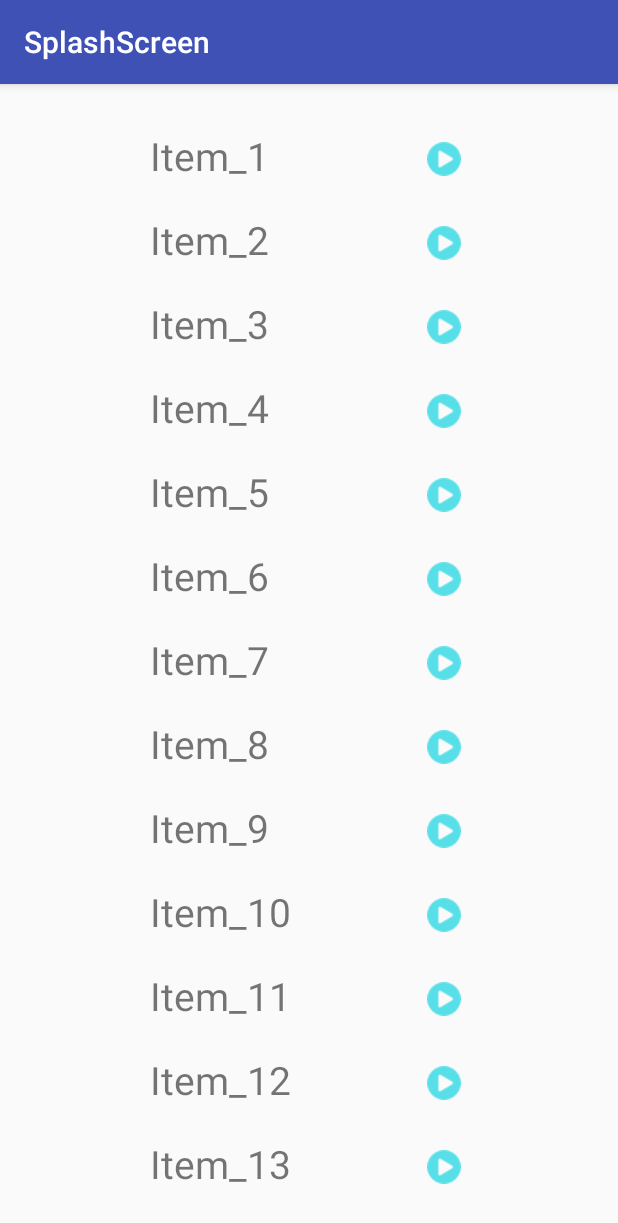
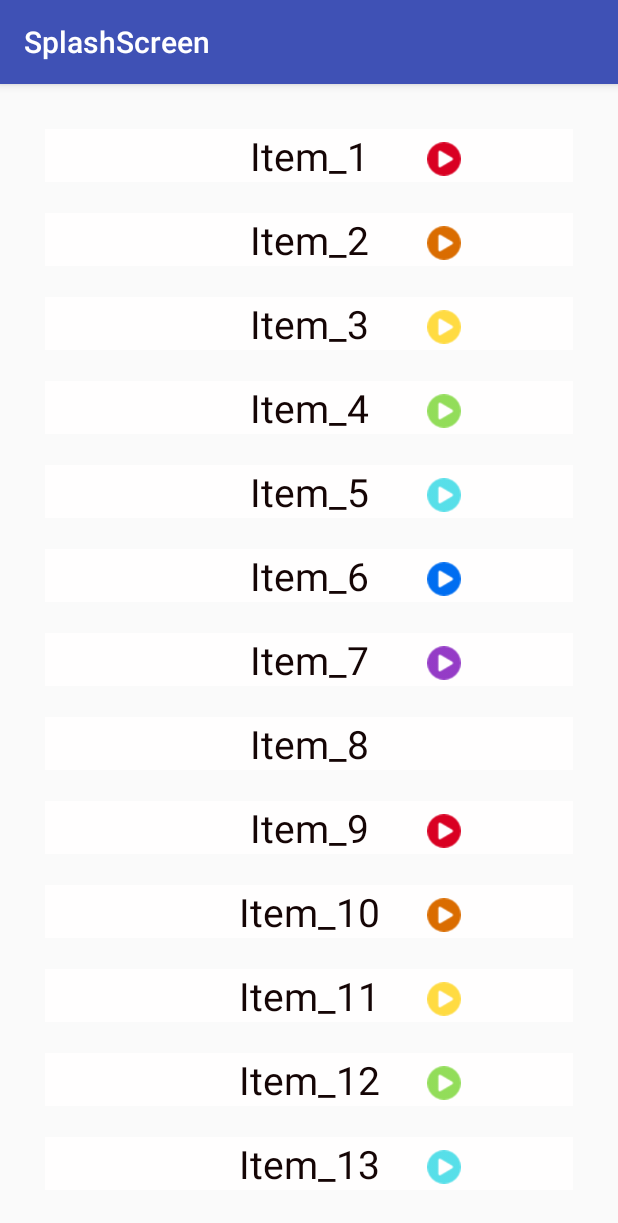
Before and after one commit to alinamerc/Task_1, an Android app: the screen it shows after launch (MainActivity), on a phone screen of 412 x 824 dp. Shown: the top 1223 px of the screen. Run offline under Robolectric (Android 15) with nearby library versions, the phone set to English and light mode, and no system bars.

Commit message:
add images for circles and element click handling

```diff
--- a/app/src/main/java/com/zhirova/task_1/model/MyAdapter.java
+++ b/app/src/main/java/com/zhirova/task_1/model/MyAdapter.java
@@ -2,11 +2,14 @@ package com.zhirova.task_1.model;
 
 import android.content.Context;
 import android.support.v7.widget.RecyclerView;
+import android.util.Log;
 import android.view.LayoutInflater;
 import android.view.View;
 import android.view.ViewGroup;
 import android.widget.ImageView;
 import android.widget.TextView;
+import android.widget.Toast;
+
 import com.zhirova.task_1.R;
 
 import java.util.List;
@@ -33,10 +36,26 @@ public class MyAdapter extends RecyclerView.Adapter<MyAdapter.MyViewHolder> {
 
 
     @Override
-    public void onBindViewHolder(MyAdapter.MyViewHolder holder, int position) {
-        Note curNote = notes.get(position);
-        holder.circle.setImageResource(curNote.getImage());
+    public void onBindViewHolder(MyAdapter.MyViewHolder holder, final int position) {
+        final Note curNote = notes.get(position);
         holder.item.setText(context.getResources().getString(R.string.item) + curNote.getId());
+
+        if (curNote.isExistCircle()) {
+            holder.circle.setVisibility(View.VISIBLE);
+            holder.circle.setImageResource(curNote.getImage());
+        }
+        else {
+            holder.circle.setVisibility(View.INVISIBLE);
+        }
+
+        holder.itemView.setOnClickListener(new View.OnClickListener() {
+            @Override
+            public void onClick(View v) {
+                String message = context.getResources().getString(R.string.click_message) + " " + String.valueOf(position + 1);
+                Toast toast = Toast.makeText(context, message, Toast.LENGTH_SHORT);
+                toast.show();
+            }
+        });
     }
 
 
--- a/app/src/main/java/com/zhirova/task_1/model/Note.java
+++ b/app/src/main/java/com/zhirova/task_1/model/Note.java
@@ -23,9 +23,20 @@ public class Note {
 
 
     public static void init() {
+        int RESORCES[] = {R.drawable.circle_red, R.drawable.circle_orange, R.drawable.circle_yellow,
+        R.drawable.circle_green, R.drawable.circle_blue, R.drawable.circle_darkblue, R.drawable.circle_purple};
+
+        int resourceID = 1;
         for (int i = 0; i < COUNT; i++) {
-            Note curNote = new Note(i + 1, true, R.drawable.circle_blue);
+            Note curNote;
+            if (resourceID % 8 == 0) {
+                curNote = new Note(i + 1, false, 0);
+                resourceID = 0;
+            } else {
+                curNote = new Note(i + 1, true, RESORCES[resourceID - 1]);
+            }
             allNotes.add(curNote);
+            resourceID++;
         }
     }
 
--- /dev/null
+++ b/app/src/main/res/drawable/back_selected.xml
@@ -0,0 +1,5 @@
+<?xml version="1.0" encoding="utf-8"?>
+<selector xmlns:android="http://schemas.android.com/apk/res/android">
+    <item android:drawable="@color/backColorPressed" android:state_pressed="true" />
+    <item android:drawable="@color/backColorDefault" />
+</selector>
--- /dev/null
+++ b/app/src/main/res/drawable/text_selected.xml
@@ -0,0 +1,5 @@
+<?xml version="1.0" encoding="utf-8"?>
+<selector xmlns:android="http://schemas.android.com/apk/res/android">
+    <item android:color="@color/textColorPressed" android:state_pressed="true" />
+    <item android:color="@color/textColorDefault" />
+</selector>
--- a/app/src/main/res/layout/category_list_item.xml
+++ b/app/src/main/res/layout/category_list_item.xml
@@ -7,12 +7,16 @@
 
     <TextView
         android:id="@+id/category_text_view"
-        android:layout_width="wrap_content"
-        android:layout_height="wrap_content"
+        android:background="@drawable/back_selected"
+        android:layout_width="match_parent"
+        android:layout_height="match_parent"
         android:layout_gravity="left"
-        android:layout_marginLeft="90dp"
+        android:layout_marginLeft="20dp"
+        android:layout_marginRight="20dp"
         android:layout_marginTop="20dp"
+        android:textAlignment="center"
         android:text="testa"
+        android:textColor="@drawable/text_selected"
         android:textSize="26dp"/>
 
     <ImageView
--- a/app/src/main/res/values/colors.xml
+++ b/app/src/main/res/values/colors.xml
@@ -3,6 +3,11 @@
     <color name="colorPrimary">#3F51B5</color>
     <color name="colorPrimaryDark">#303F9F</color>
     <color name="colorAccent">#FF4081</color>
-    <color name="textColor">#FF4081</color>
+    <!--<color name="textColor">#FF4081</color>-->
     <color name="backgroundColor">#e4dda8</color>
+    <color name="backColorDefault">#fffefe</color>
+    <color name="backColorPressed">#7b7b7b</color>
+
+    <color name="textColorDefault">#fa100000</color>
+    <color name="textColorPressed">#ffffff</color>
 </resources>
--- a/app/src/main/res/values/strings.xml
+++ b/app/src/main/res/values/strings.xml
@@ -2,5 +2,6 @@
     <string name="app_name">Task_1</string>
     <string name="recycle_title">SplashScreen</string>
     <string name="item">Item_</string>
+    <string name="click_message">You pushed on element</string>
 
 </resources>
```
